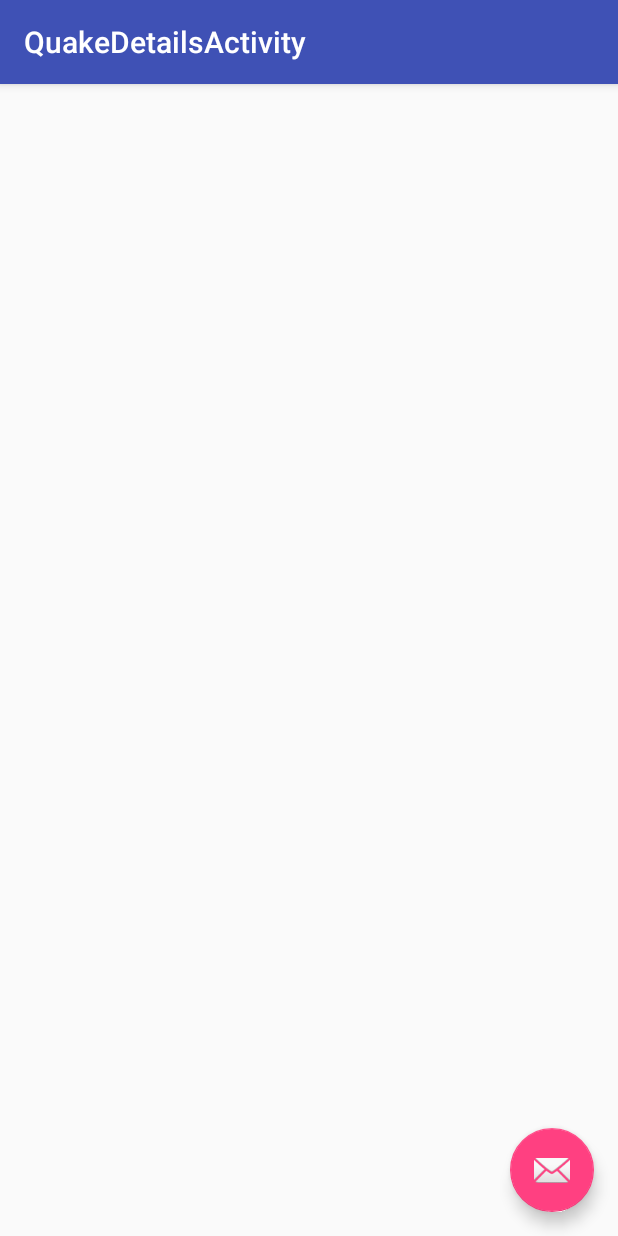
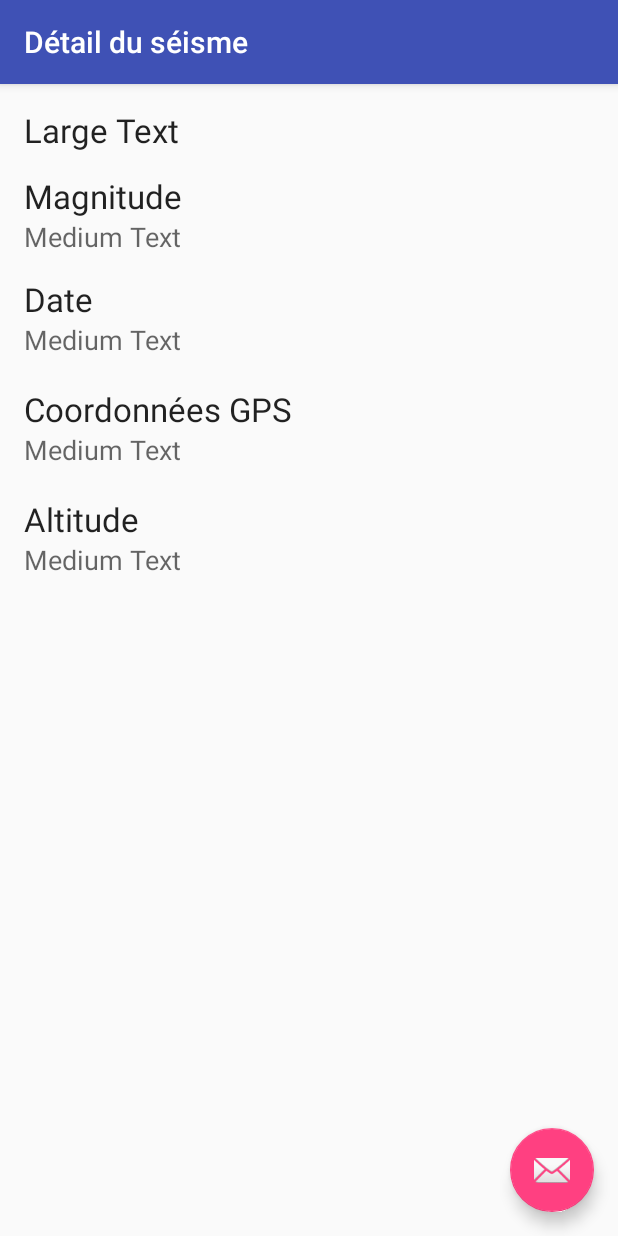
Before and after one commit to JonathanCHHAY/Seisme_miniProjet, an Android app: the QuakeDetailsActivity screen opened directly, with no data from a screen before it, on a phone screen of 412 x 824 dp. Run offline under Robolectric (Android 15) with nearby library versions, the phone set to English and light mode, and no system bars.

Commit message:
details quake (need add link map)

```diff
--- a/app/src/main/java/com/example/jonathan/seisme_miniprojet/MainActivity.java
+++ b/app/src/main/java/com/example/jonathan/seisme_miniprojet/MainActivity.java
@@ -46,6 +46,9 @@ public class MainActivity extends AppCompatActivity {
                     //on récupère la HashMap contenant les infos de notre item (titre, description, img)
                     HashMap<String, String> map = (HashMap<String, String>) lvEarthqJ.getItemAtPosition(position);
                     Intent quakeDetailsIntent = new Intent(MainActivity.this, QuakeDetailsActivity.class);
+                    quakeDetailsIntent.putExtra("title", map.get("title"));
+                    quakeDetailsIntent.putExtra("mag", map.get("mag"));
+                    quakeDetailsIntent.putExtra("description", map.get("description"));
                     quakeDetailsIntent.putExtra("x0", map.get("x0"));
                     quakeDetailsIntent.putExtra("x1", map.get("x1"));
                     quakeDetailsIntent.putExtra("x2", map.get("x2"));
--- a/app/src/main/res/layout/content_quake_details.xml
+++ b/app/src/main/res/layout/content_quake_details.xml
@@ -10,10 +10,75 @@
     android:paddingTop="@dimen/activity_vertical_margin"
     app:layout_behavior="@string/appbar_scrolling_view_behavior"
     tools:context="com.example.jonathan.seisme_miniprojet.QuakeDetailsActivity"
-    tools:showIn="@layout/activity_quake_details">
+    tools:showIn="@layout/activity_quake_details"
+    android:orientation="vertical"
+    android:weightSum="1">
 
     <TextView
         android:layout_width="wrap_content"
         android:layout_height="wrap_content"
-        android:id="@+id/tvCoordGPS" />
+        android:textAppearance="?android:attr/textAppearanceLarge"
+        android:text="Large Text"
+        android:id="@+id/tvTitleQuake"
+        android:layout_weight="0.03" />
+
+    <TextView
+        android:layout_width="wrap_content"
+        android:layout_height="wrap_content"
+        android:textAppearance="?android:attr/textAppearanceLarge"
+        android:text="@string/tvTitleMagStr"
+        android:id="@+id/tvTitleMag" />
+
+    <TextView
+        android:layout_width="wrap_content"
+        android:layout_height="wrap_content"
+        android:textAppearance="?android:attr/textAppearanceMedium"
+        android:text="Medium Text"
+        android:id="@+id/tvMag"
+        android:layout_weight="0.03" />
+
+    <TextView
+        android:layout_width="wrap_content"
+        android:layout_height="wrap_content"
+        android:textAppearance="?android:attr/textAppearanceLarge"
+        android:text="@string/tvTitleTimeDate"
+        android:id="@+id/tvTitleTimeDate" />
+
+    <TextView
+        android:layout_width="wrap_content"
+        android:layout_height="wrap_content"
+        android:textAppearance="?android:attr/textAppearanceMedium"
+        android:text="Medium Text"
+        android:id="@+id/tvDateTime"
+        android:layout_weight="0.04" />
+
+    <TextView
+        android:layout_width="wrap_content"
+        android:layout_height="wrap_content"
+        android:textAppearance="?android:attr/textAppearanceLarge"
+        android:text="@string/TitleGpsCoordStr"
+        android:id="@+id/tvTitleGpsCoord" />
+
+    <TextView
+        android:layout_width="wrap_content"
+        android:layout_height="wrap_content"
+        android:textAppearance="?android:attr/textAppearanceMedium"
+        android:text="Medium Text"
+        android:id="@+id/tvCoordGps"
+        android:layout_weight="0.04" />
+
+    <TextView
+        android:layout_width="wrap_content"
+        android:layout_height="wrap_content"
+        android:textAppearance="?android:attr/textAppearanceLarge"
+        android:text="@string/tvTitleDepthStr"
+        android:id="@+id/tvTitleDepth" />
+
+    <TextView
+        android:layout_width="wrap_content"
+        android:layout_height="wrap_content"
+        android:textAppearance="?android:attr/textAppearanceMedium"
+        android:text="Medium Text"
+        android:id="@+id/tvDepth" />
+
 </LinearLayout>
--- a/app/src/main/res/values/strings.xml
+++ b/app/src/main/res/values/strings.xml
@@ -1,5 +1,9 @@
 <resources>
     <string name="app_name">Seisme_miniProjet</string>
     <string name="title_activity_maps">Map</string>
-    <string name="title_activity_quake_details">QuakeDetailsActivity</string>
+    <string name="title_activity_quake_details">Détail du séisme</string>
+    <string name="TitleGpsCoordStr">Coordonnées GPS</string>
+    <string name="tvTitleDepthStr" >Altitude</string>
+    <string name="tvTitleMagStr">Magnitude</string>
+    <string name="tvTitleTimeDate">Date</string>
 </resources>
```
Also changed, not shown: app/src/main/java/com/example/jonathan/seisme_miniprojet/QuakeDetailsActivity.java (+39 -10 lines).
